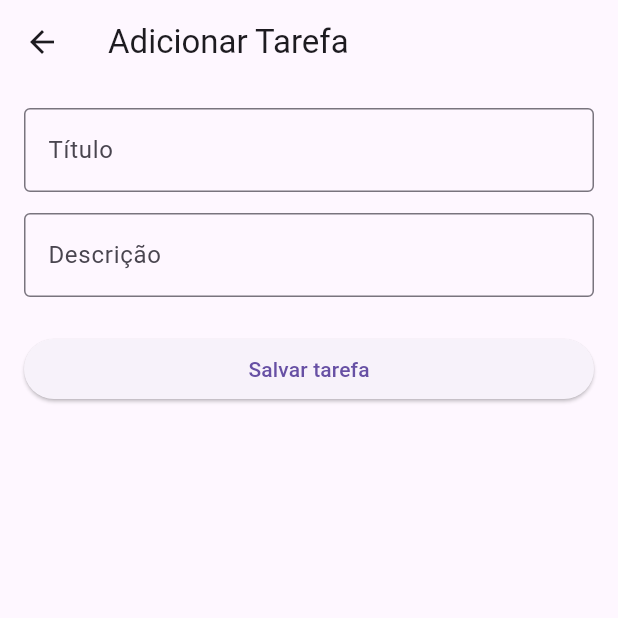
After one commit to cayojx39/trabalhoddm, a Flutter app: the screen it shows after launch, after a tap on the "add" icon, on a phone screen of 412 x 824 dp, the top half of it. The commit adds this screen. Run offline on Flutter 3.47's test engine with Material 3 defaults, Android fonts, the phone set to English and light mode, and no system bars.

Commit message:
finalização do projeto - refinamento de layout.dart

```diff
--- /dev/null
+++ b/lib/cadastrar.dart
@@ -0,0 +1,62 @@
+import 'package:flutter/material.dart';
+
+import 'tarefa.dart';
+
+class PaginaAdicionarTarefa extends StatefulWidget {
+  const PaginaAdicionarTarefa({super.key});
+
+  @override
+  State<PaginaAdicionarTarefa> createState() => _EstadoPaginaAdicionarTarefa();
+}
+
+class _EstadoPaginaAdicionarTarefa extends State<PaginaAdicionarTarefa> {
+  final TextEditingController _titulo = TextEditingController();
+  final TextEditingController _descricao = TextEditingController();
+  // Controlar e ler o que o usuário digitou
+
+  void _salvar() {
+    final Tarefa tarefa = Tarefa(
+      titulo: _titulo.text,
+      descricao: _descricao.text,
+    );
+    Navigator.pop(context, tarefa);
+    // Pegar a tarefa criada e retornar para a página anterior
+  }
+
+  @override
+  Widget build(BuildContext context) {
+    return Scaffold(
+      appBar: AppBar(
+        title: const Text('Adicionar Tarefa'),
+      ),
+      body: Padding(
+        padding: const EdgeInsets.all(16),
+        child: Column(
+          crossAxisAlignment: CrossAxisAlignment.stretch,
+          children: <Widget>[
+            TextFormField(
+              controller: _titulo,
+              decoration: const InputDecoration(
+                labelText: 'Título',
+                border: OutlineInputBorder(),
+              ),
+            ),
+            const SizedBox(height: 14),
+            TextFormField(
+              controller: _descricao,
+              decoration: const InputDecoration(
+                labelText: 'Descrição',
+                border: OutlineInputBorder(),
+              ),
+            ),
+              const SizedBox(height: 24),
+              ElevatedButton(
+                onPressed: _salvar,
+                child: const Text('Salvar tarefa'),
+              ),
+            ],
+          ),
+        ),
+      );
+  }
+}
--- a/lib/main.dart
+++ b/lib/main.dart
@@ -1,6 +1,8 @@
 import 'package:flutter/material.dart';
 
+import 'cadastrar.dart';
 import 'layout.dart';
+import 'tarefa.dart';
 
 void main() {
   runApp(const AppTarefas());
@@ -14,7 +16,23 @@ class AppTarefas extends StatelessWidget {
     return MaterialApp(
       title: 'Lista de Tarefas',
       theme: ThemeData(primarySwatch: Colors.blue),
-      home: const PaginaListaTarefas(),
+      initialRoute: '/',
+      onGenerateRoute: (RouteSettings settings) {
+        switch (settings.name) {
+          case '/':
+            return MaterialPageRoute<dynamic>(
+              builder: (BuildContext context) => const PaginaListaTarefas(),
+              settings: settings,
+            );
+          case '/adicionar':
+            return MaterialPageRoute<Tarefa>(
+              builder: (BuildContext context) => const PaginaAdicionarTarefa(),
+              settings: settings,
+            );
+          default:
+            return null;
+        }
+      },
     );
   }
 }
```
Also changed, not shown: lib/layout.dart (+9 -99 lines), lib/tarefa.dart (+1 -6 lines).
